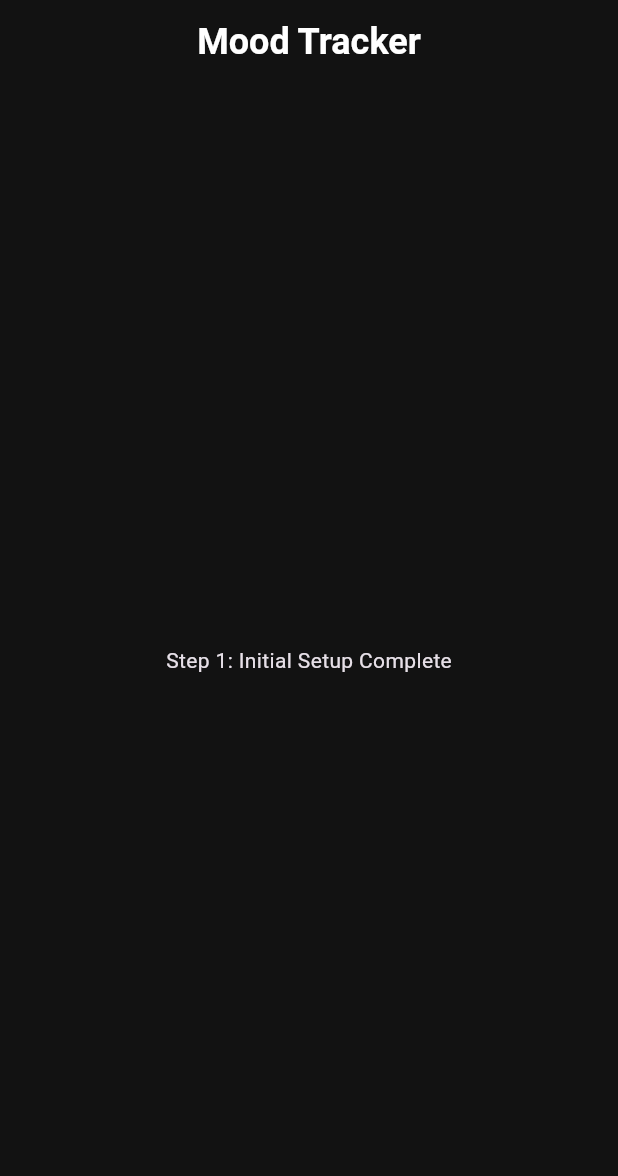
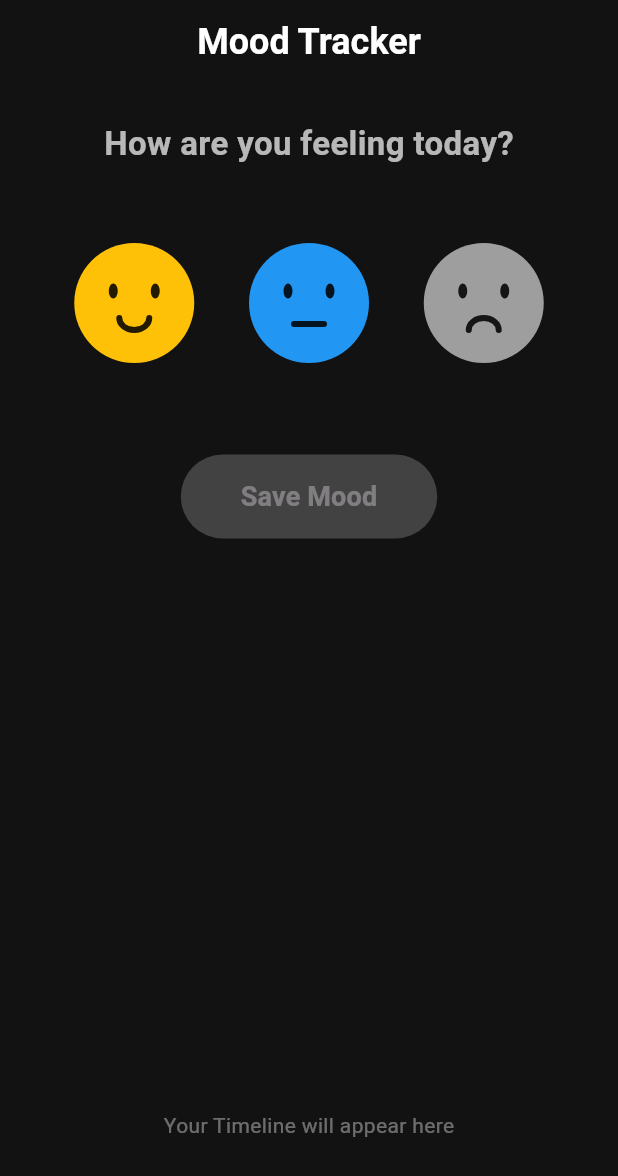
Before and after one commit to maliksubhan3018/mood-tracker, a Flutter app: the screen it shows after launch, on a phone screen of 412 x 824 dp. Shown: the top 1176 px of the screen. Run offline on Flutter 3.47's test engine with Material 3 defaults, Android fonts, the phone set to English and light mode, and no system bars.

Commit message:
feat: implement home screen UI for mood selection and tracking

```diff
--- a/lib/screens/home_screen.dart
+++ b/lib/screens/home_screen.dart
@@ -1,7 +1,36 @@
 import 'package:flutter/material.dart';
+import 'package:moodtracker/models/mood_entry.dart';
+import 'package:moodtracker/painters/mood_face_painter.dart';
 
-class HomeScreen extends StatelessWidget {
+class HomeScreen extends StatefulWidget {
   const HomeScreen({super.key});
+
+  @override
+  State<HomeScreen> createState() => _HomeScreenState();
+}
+
+class _HomeScreenState extends State<HomeScreen> {
+  MoodType? _selectedMood;
+  final List<MoodEntry> _moodEntries = [];
+
+  void _saveMood() {
+    if (_selectedMood != null) {
+      setState(() {
+        _moodEntries.insert(
+          0,
+          MoodEntry(
+            type: _selectedMood!,
+            date: DateTime.now(),
+            color: MoodEntry.getColor(_selectedMood!),
+          ),
+        );
+        _selectedMood = null;
+      });
+      ScaffoldMessenger.of(context).showSnackBar(
+        const SnackBar(content: Text('Mood saved!')),
+      );
+    }
+  }
 
   @override
   Widget build(BuildContext context) {
@@ -10,8 +39,79 @@ class HomeScreen extends StatelessWidget {
         title: const Text('Mood Tracker'),
         centerTitle: true,
       ),
-      body: const Center(
-        child: Text('Step 1: Initial Setup Complete'),
+      body: Padding(
+        padding: const EdgeInsets.all(24.0),
+        child: Column(
+          crossAxisAlignment: CrossAxisAlignment.center,
+          children: [
+            const Text(
+              'How are you feeling today?',
+              style: TextStyle(
+                fontSize: 22,
+                fontWeight: FontWeight.w600,
+                color: Colors.white70,
+              ),
+            ),
+            const SizedBox(height: 40),
+            Row(
+              mainAxisAlignment: MainAxisAlignment.spaceEvenly,
+              children: MoodType.values.map((type) {
+                final isSelected = _selectedMood == type;
+                return GestureDetector(
+                  onTap: () {
+                    setState(() {
+                      _selectedMood = type;
+                    });
+                  },
+                  child: AnimatedContainer(
+                    duration: const Duration(milliseconds: 200),
+                    padding: const EdgeInsets.all(8),
+                    decoration: BoxDecoration(
+                      shape: BoxShape.circle,
+                      border: Border.all(
+                        color: isSelected ? Colors.white : Colors.transparent,
+                        width: 3,
+                      ),
+                      boxShadow: isSelected
+                          ? [
+                              BoxShadow(
+                                color: MoodEntry.getColor(type).withOpacity(0.5),
+                                blurRadius: 15,
+                                spreadRadius: 2,
+                              )
+                            ]
+                          : [],
+                    ),
+                    child: MoodFace(type: type, size: 80),
+                  ),
+                );
+              }).toList(),
+            ),
+            const SizedBox(height: 50),
+            ElevatedButton(
+              onPressed: _selectedMood == null ? null : _saveMood,
+              style: ElevatedButton.styleFrom(
+                backgroundColor: Colors.deepPurple,
+                foregroundColor: Colors.white,
+                padding: const EdgeInsets.symmetric(horizontal: 40, vertical: 15),
+                shape: RoundedRectangleBorder(
+                  borderRadius: BorderRadius.circular(30),
+                ),
+                disabledBackgroundColor: Colors.grey.shade800,
+              ),
+              child: const Text(
+                'Save Mood',
+                style: TextStyle(fontSize: 18, fontWeight: FontWeight.bold),
+              ),
+            ),
+            const Spacer(),
+            const Text(
+              'Your Timeline will appear here',
+              style: TextStyle(color: Colors.white38),
+            ),
+            const SizedBox(height: 40),
+          ],
+        ),
       ),
     );
   }
```
Also changed, not shown: 1 other file.
